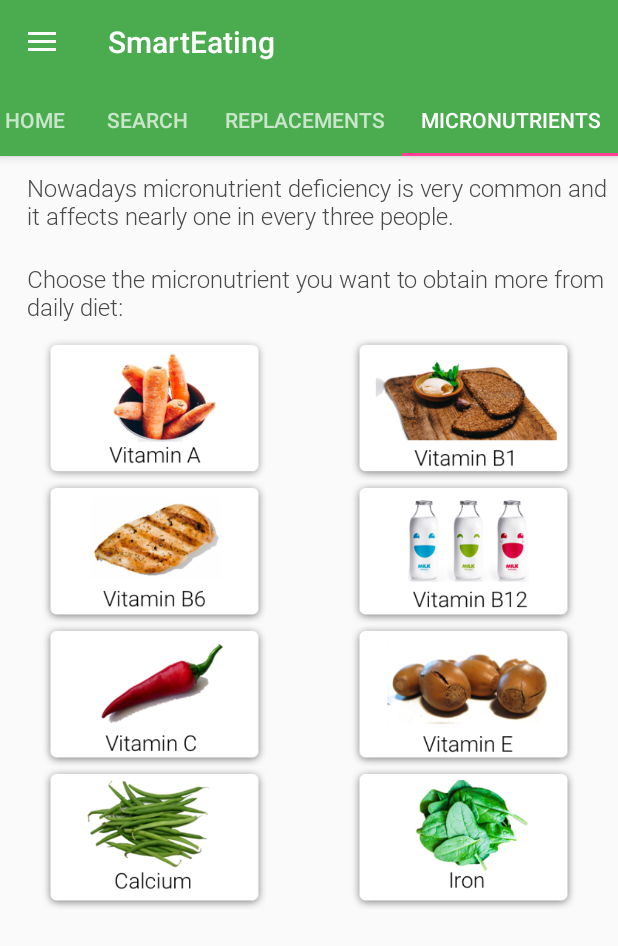
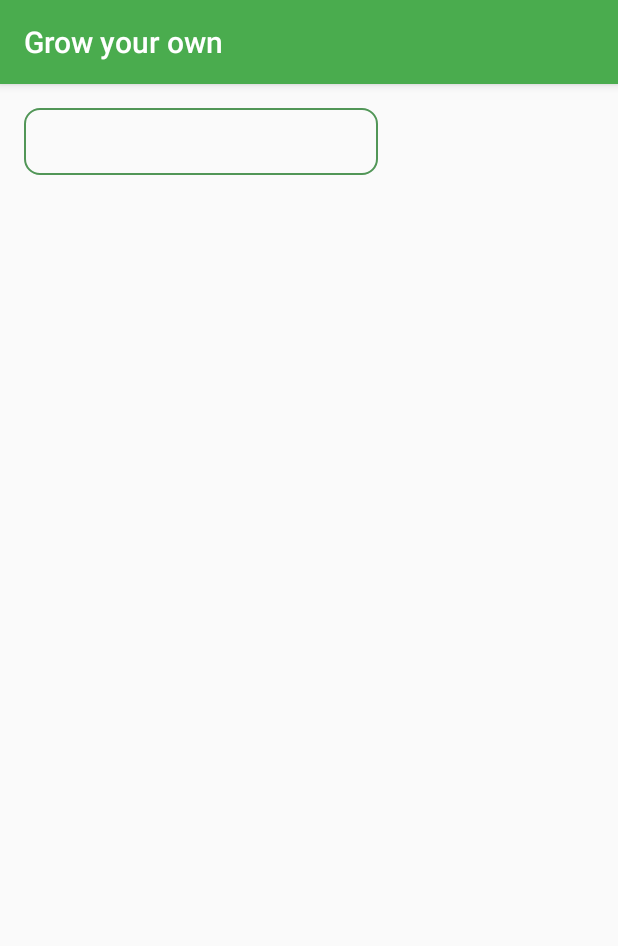
Before and after one commit to StanLee0314/SmartEating, an Android app: the screen it shows after launch (MainActivity before the commit, PlantingSuggestion after it), in the side drawer, after a tap on "Grow Your Own", on a phone screen of 412 x 824 dp. Shown: the top 946 px of the screen. Run offline under Robolectric (Android 15) with nearby library versions, the phone set to English and light mode, and no system bars; our stand-ins replace ButterKnife, Firebase (no records; nobody signed in at launch, a user with empty details on screens opened directly).

Commit message:
# add basic planting suggestion

```diff
--- a/app/src/main/AndroidManifest.xml
+++ b/app/src/main/AndroidManifest.xml
@@ -81,6 +81,12 @@
         <activity
             android:name=".activity.GroupVegetableShow"
             android:label="Vegetables" />
+        <activity
+            android:name=".activity.PlantingSuggestion"
+            android:label="Grow your own" />
+        <activity
+            android:name=".activity.PlantsItemShow"
+            android:label="Grow your own" />
     </application>
 
 </manifest>
--- a/app/src/main/java/com/example/steven/smarteating/MainActivity.java
+++ b/app/src/main/java/com/example/steven/smarteating/MainActivity.java
@@ -18,6 +18,7 @@ import android.view.MenuItem;
 import com.example.steven.smarteating.activity.CommunityMapsActivity;
 import com.example.steven.smarteating.activity.MapsActivity;
 import com.example.steven.smarteating.activity.NutritionShow;
+import com.example.steven.smarteating.activity.PlantingSuggestion;
 import com.example.steven.smarteating.fragment.CommunityFragment;
 import com.example.steven.smarteating.fragment.HomeFragment;
 import com.example.steven.smarteating.fragment.NutritionSearchFragment;
@@ -140,7 +141,8 @@ public class MainActivity extends AppCompatActivity implements NavigationView.On
         } else if (id == R.id.overcomeUndernutrition) {
             viewPager.setCurrentItem(3);
         } else if (id == R.id.planting) {
-            viewPager.setCurrentItem(5);
+            Intent intent = new Intent(this, PlantingSuggestion.class);
+            startActivity(intent);
         } else if (id == R.id.nutritionQuiz) {
             viewPager.setCurrentItem(6);
         } else if (id == R.id.nearbyMarket) {
--- /dev/null
+++ b/app/src/main/java/com/example/steven/smarteating/activity/PlantingSuggestion.java
@@ -0,0 +1,137 @@
+package com.example.steven.smarteating.activity;
+
+import android.content.Context;
+import android.content.Intent;
+import android.os.Bundle;
+import android.support.v7.app.AppCompatActivity;
+import android.support.v7.widget.LinearLayoutManager;
+import android.support.v7.widget.RecyclerView;
+import android.view.LayoutInflater;
+import android.view.View;
+import android.view.ViewGroup;
+import android.widget.EditText;
+import android.widget.ImageButton;
+import android.widget.ImageView;
+import android.widget.TextView;
+
+import com.bumptech.glide.Glide;
+import com.example.steven.smarteating.R;
+import com.example.steven.smarteating.model.GrowingFood;
+import com.firebase.ui.database.FirebaseRecyclerAdapter;
+import com.firebase.ui.database.FirebaseRecyclerOptions;
+import com.firebase.ui.storage.images.FirebaseImageLoader;
+import com.google.firebase.database.DatabaseReference;
+import com.google.firebase.database.FirebaseDatabase;
+import com.google.firebase.database.Query;
+
+import butterknife.BindView;
+import butterknife.ButterKnife;
+
+/**
+ * Created by steven on 9/28/2018.
+ */
+
+public class PlantingSuggestion extends AppCompatActivity {
+    @BindView(R.id.plants_search_title)
+    EditText editText;
+    @BindView(R.id.plants_search_rv_list)
+    RecyclerView taskList;
+    private FirebaseRecyclerAdapter adapter;
+    private DatabaseReference db;
+
+    @Override
+    protected void onCreate(Bundle savedInstanceState) {
+        super.onCreate(savedInstanceState);
+        setContentView(R.layout.plantingsearch);
+        ButterKnife.bind(this);
+
+        init();
+        String searchText = editText.getText().toString();
+        Query query = null;
+
+//            query = db.startAt(searchText.trim().toLowerCase()).endAt(searchText.trim().toLowerCase() + "\uf8ff").limitToLast(10);
+        query = db.startAt(searchText).limitToLast(10);
+        FirebaseRecyclerOptions<GrowingFood> response = new FirebaseRecyclerOptions.Builder<GrowingFood>()
+                .setQuery(query, GrowingFood.class)
+                .setLifecycleOwner(this)   //add auto listen
+                .build();
+
+        adapter = new FirebaseRecyclerAdapter<GrowingFood, PlantingSuggestion.BookReciptsHolder>(response) {
+            @Override
+            public void onBindViewHolder(PlantingSuggestion.BookReciptsHolder holder, int position, final GrowingFood model) {
+                // Bind the Chat object to the Holder
+
+                holder.text_Name.setText(model.getName());
+
+// click function to start new activity
+                holder.itemView.setOnClickListener(new View.OnClickListener() {
+                    @Override
+                    public void onClick(View v) {
+
+                        Intent intent = new Intent(getApplication(), PlantsItemShow.class);
+                        intent.putExtra(NutritionShow.EXTRA_FOODNAME, model.getName());
+                        intent.putExtra(NutritionShow.EXTRA_ENERGY, model.getImage_url());
+                        intent.putExtra(NutritionShow.EXTRA_CARBOHYDRATES, model.getImage_url());
+                        startActivity(intent);
+                    }
+                });
+
+            }
+
+            @Override
+            public PlantingSuggestion.BookReciptsHolder onCreateViewHolder(ViewGroup group, int i) {
+
+                View view = LayoutInflater.from(group.getContext())
+                        .inflate(R.layout.item_row_foods, group, false);
+
+                return new PlantingSuggestion.BookReciptsHolder(view);
+            }
+
+
+        };
+
+        adapter.notifyDataSetChanged();
+        taskList.setAdapter(adapter);
+    }
+
+    // initial the database
+    private void init() {
+        taskList.setLayoutManager(new LinearLayoutManager(getApplicationContext()));
+
+        db = FirebaseDatabase.getInstance().getReference("smartEating").child("growFood");
+    }
+
+
+    // bindview to get views from recycleView then use in adapter (firebase UI)
+    public class BookReciptsHolder extends RecyclerView.ViewHolder {
+
+        @BindView(R.id.foodTitle)
+        TextView text_Name;
+
+
+        public BookReciptsHolder(View itemView) {
+            super(itemView);
+            ButterKnife.bind(this, itemView);
+        }
+    }
+
+
+    @Override
+    public void onStart() {
+        super.onStart();
+
+    }
+
+    @Override
+    public void onStop() {
+        super.onStop();
+
+    }
+
+    public static String captureName(String name) {
+        name = name.substring(0, 1).toUpperCase() + name.substring(1);
+        return name;
+
+    }
+
+}
--- /dev/null
+++ b/app/src/main/res/layout/plantingsearch.xml
@@ -0,0 +1,50 @@
+<FrameLayout xmlns:android="http://schemas.android.com/apk/res/android"
+    xmlns:tools="http://schemas.android.com/tools"
+    android:layout_width="match_parent"
+    android:layout_height="match_parent"
+    android:padding="@dimen/tab_padding"
+    tools:context="com.example.steven.smarteating.activity.NutritionShow">
+
+
+    <LinearLayout
+        android:layout_width="wrap_content"
+        android:layout_height="wrap_content"
+        android:gravity="center"
+        android:orientation="vertical">
+
+        <EditText
+            android:id="@+id/plants_search_title"
+            android:layout_width="236dp"
+            android:layout_height="wrap_content"
+            android:layout_weight="0.9"
+            android:background="@drawable/edittext_style"
+            android:fontFamily="@font/roboto_light"
+            android:ems="10"
+            android:inputType="text"
+            android:maxLines="1"
+            android:paddingBottom="10dp"
+            android:paddingLeft="20dp"
+            android:paddingRight="20dp"
+            android:paddingTop="10dp" />
+
+    </LinearLayout>
+
+    <LinearLayout
+        android:layout_width="400dp"
+        android:layout_height="wrap_content"
+        android:gravity="center"
+        android:orientation="horizontal"
+        android:paddingBottom="@dimen/activity_vertical_margin"
+        android:paddingLeft="@dimen/activity_horizontal_margin"
+        android:paddingRight="@dimen/activity_horizontal_margin"
+        android:paddingTop="@dimen/activity_vertical_margin">
+
+        <android.support.v7.widget.RecyclerView
+            android:id="@+id/plants_search_rv_list"
+            android:layout_width="350dp"
+            android:layout_height="match_parent"
+            android:layout_below="@+id/foodsearch_search_field"
+            android:layout_marginTop="2dp"></android.support.v7.widget.RecyclerView>
+
+    </LinearLayout>
+</FrameLayout>
```
Also changed, not shown: app/src/main/java/com/example/steven/smarteating/activity/PlantsItemShow.java (added, +48 -0 lines), app/src/main/java/com/example/steven/smarteating/fragment/NutritionSearchFragment.java (+0 -15 lines), app/src/main/java/com/example/steven/smarteating/model/GrowingFood.java (added, +46 -0 lines), app/src/main/res/layout/plantfactshow.xml (added, +70 -0 lines).
